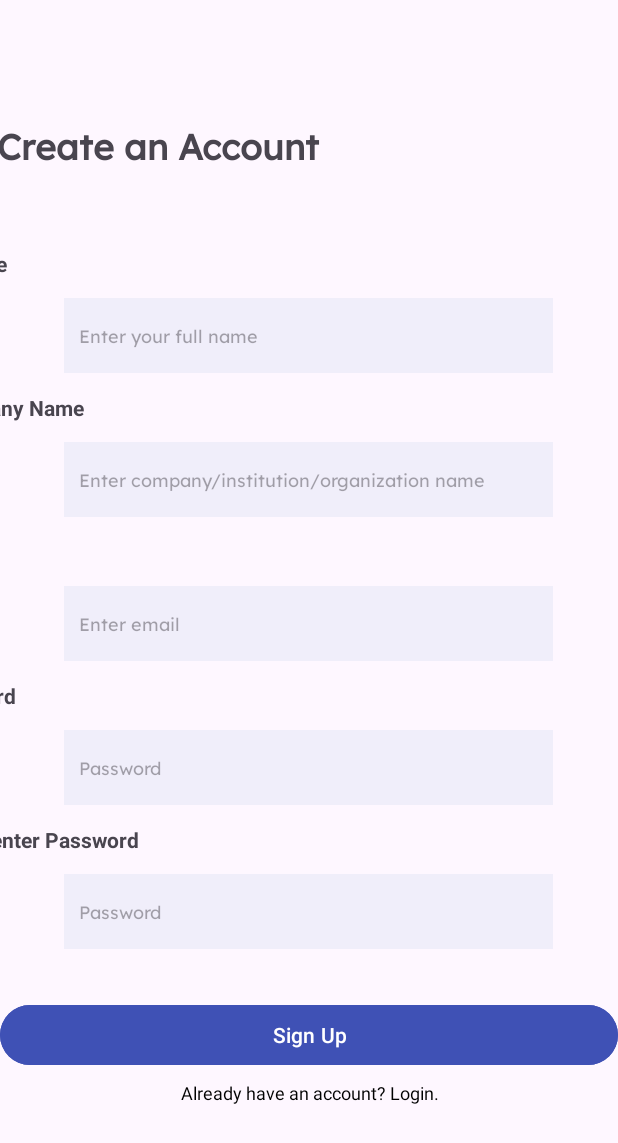
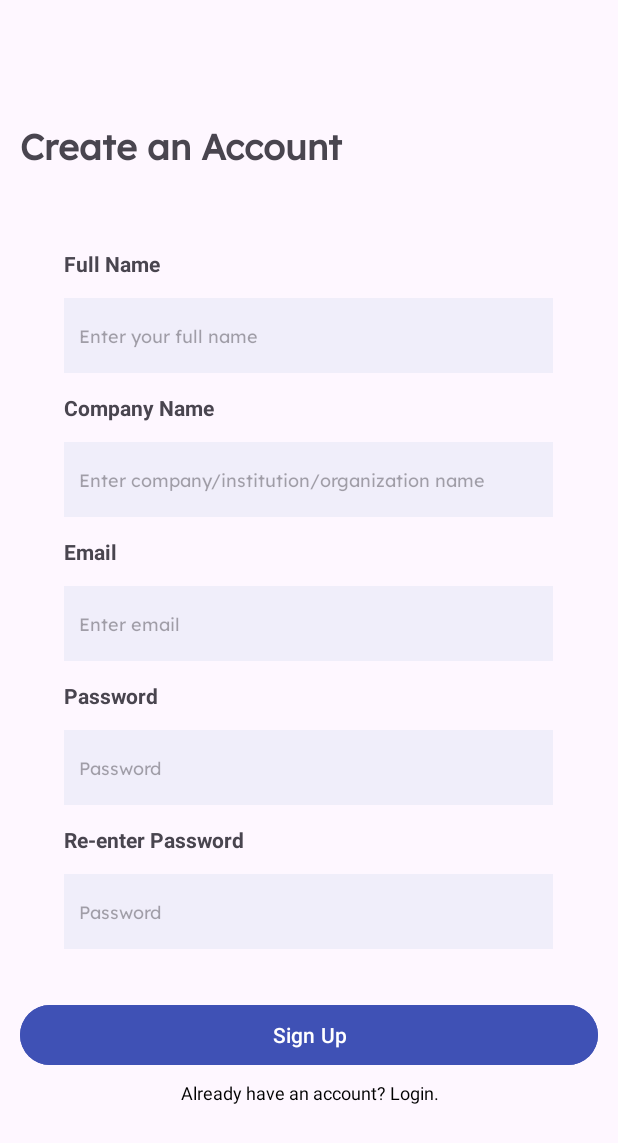
Before and after one commit to mitano-17/ClockWise_Application, an Android app: the register screen opened directly, with no data from a screen before it, on a phone screen of 412 x 824 dp. Shown: the top 1143 px of the screen. Run offline under Robolectric (Android 15) with nearby library versions, the phone set to English and light mode, and no system bars.

Commit message:
changed layout

```diff
--- a/app/src/main/res/layout/register.xml
+++ b/app/src/main/res/layout/register.xml
@@ -9,22 +9,35 @@
     android:orientation="vertical"
     android:gravity="center">
 
+    <LinearLayout
+        android:layout_width="wrap_content"
+        android:layout_height="wrap_content"
+        android:orientation="vertical"
+        android:layout_marginStart="20px"
+        android:layout_marginEnd="20px"
+        android:gravity="center">
+
         <TextView
             android:id="@+id/titleTv"
             android:layout_width="wrap_content"
             android:layout_height="wrap_content"
-        android:layout_marginStart="-150px"
             android:layout_marginBottom="30px"
             android:fontFamily="@font/lexend"
             android:text="Create an Account"
             android:textSize="24sp"
-        android:textStyle="bold" />
+            android:textStyle="bold"
+            android:layout_gravity="left"/>
+
+        <LinearLayout
+            android:layout_width="wrap_content"
+            android:layout_height="wrap_content"
+            android:orientation="vertical"
+            >
 
             <TextView
                 android:id="@+id/fullNameTv"
                 android:layout_width="wrap_content"
                 android:layout_height="wrap_content"
-        android:layout_marginLeft="-350px"
                 android:layout_marginTop="50px"
                 android:layout_marginBottom="20px"
                 android:text="Full Name"
@@ -50,7 +63,6 @@
                 android:id="@+id/companyTv"
                 android:layout_width="wrap_content"
                 android:layout_height="wrap_content"
-        android:layout_marginLeft="-300px"
                 android:layout_marginBottom="20px"
                 android:text="Company Name"
                 android:textStyle="bold" />
@@ -74,7 +86,6 @@
                 android:id="@+id/emailTv"
                 android:layout_width="wrap_content"
                 android:layout_height="wrap_content"
-        android:layout_marginLeft="-380px"
                 android:layout_marginBottom="20px"
                 android:text="Email"
                 android:textStyle="bold" />
@@ -98,7 +109,6 @@
                 android:id="@+id/passwordTv"
                 android:layout_width="wrap_content"
                 android:layout_height="wrap_content"
-        android:layout_marginLeft="-340px"
                 android:layout_marginBottom="20px"
                 android:text="Password"
                 android:textStyle="bold" />
@@ -122,7 +132,6 @@
                 android:id="@+id/reEnterPasswordTv"
                 android:layout_width="wrap_content"
                 android:layout_height="wrap_content"
-        android:layout_marginLeft="-260px"
                 android:layout_marginBottom="20px"
                 android:text="Re-enter Password"
                 android:textStyle="bold" />
@@ -142,6 +151,8 @@
                 android:paddingStart="10sp"
                 android:textSize="12sp" />
 
+        </LinearLayout>
+
         <Button
             android:id="@+id/signUpBtn"
             android:layout_width="wrap_content"
@@ -158,5 +169,8 @@
             android:text="Already have an account? Login."
             android:textColor="#000000"
             android:textSize="12sp" />
+    </LinearLayout>
+
+
 
 </LinearLayout>
```
Lines whose indentation alone changed are shown as unchanged.
